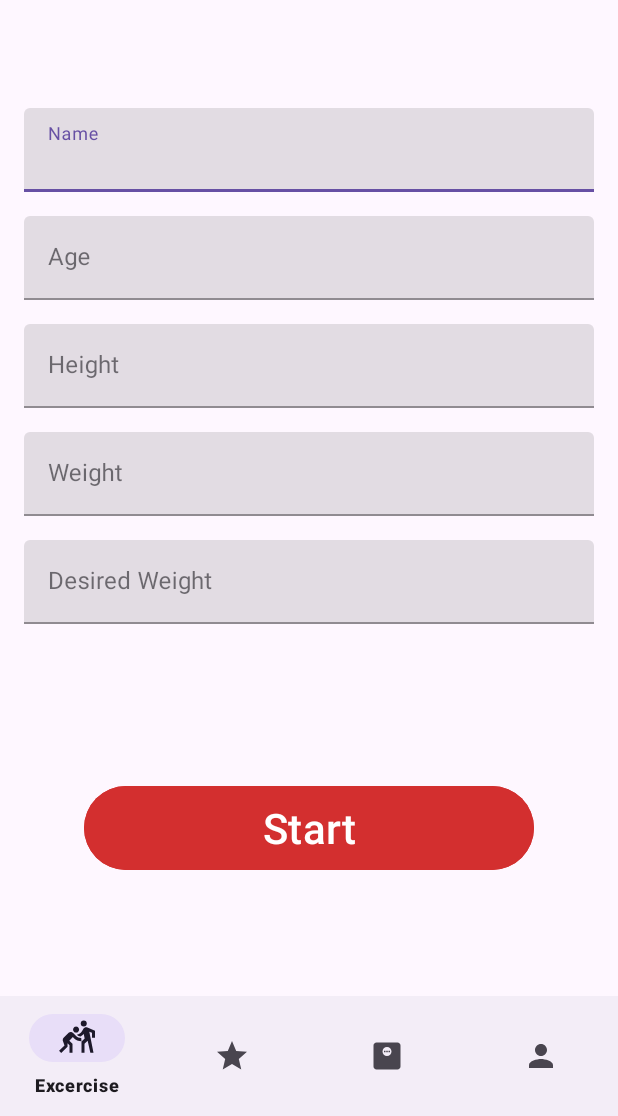
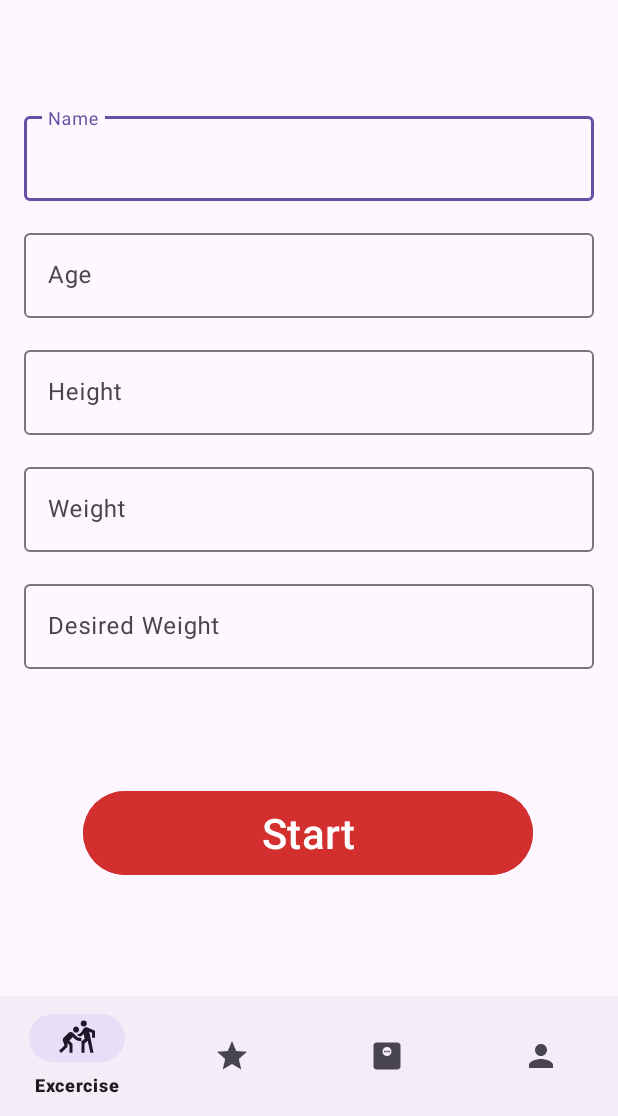
Before and after one commit to IlyshaMikhailov/ImPulse, an Android app: the screen it shows after launch (MainActivity), on a phone screen of 412 x 824 dp, the part 120-1236 px from its top. Run offline under Robolectric (Android 15) with nearby library versions, the light colour scheme and no system bars; our stand-ins replace Timber, navigation-ui.

Commit message:
added functionality to the start screen and input data validation

```diff
--- a/app/src/main/res/layout/start_fragment.xml
+++ b/app/src/main/res/layout/start_fragment.xml
@@ -24,7 +24,6 @@
 
     <com.google.android.material.textfield.TextInputLayout
         android:id="@+id/ti_name"
-        style="@style/Widget.MaterialComponents.TextInputLayout.FilledBox"
         android:layout_width="match_parent"
         android:layout_height="wrap_content"
         android:layout_marginHorizontal="16dp"
@@ -35,7 +34,7 @@
         app:passwordToggleTint="#FF0000">
 
         <com.google.android.material.textfield.TextInputEditText
-            android:id="@+id/ed_name"
+            android:id="@+id/et_name"
             android:layout_width="match_parent"
             android:layout_height="wrap_content"
             android:hint="@string/name" />
@@ -44,7 +43,6 @@
 
     <com.google.android.material.textfield.TextInputLayout
         android:id="@+id/ti_age"
-        style="@style/Widget.MaterialComponents.TextInputLayout.FilledBox"
         android:layout_width="match_parent"
         android:layout_height="wrap_content"
         android:layout_marginHorizontal="16dp"
@@ -56,7 +54,7 @@
         app:layout_constraintTop_toBottomOf="@+id/ti_name">
 
         <com.google.android.material.textfield.TextInputEditText
-            android:id="@+id/ed_age"
+            android:id="@+id/et_age"
             android:layout_width="match_parent"
             android:layout_height="wrap_content"
             android:hint="@string/age"
@@ -65,7 +63,6 @@
 
     <com.google.android.material.textfield.TextInputLayout
         android:id="@+id/ti_height"
-        style="@style/Widget.MaterialComponents.TextInputLayout.FilledBox"
         android:layout_width="match_parent"
         android:layout_height="wrap_content"
         android:layout_marginHorizontal="16dp"
@@ -77,7 +74,7 @@
         app:layout_constraintTop_toBottomOf="@+id/ti_age">
 
         <com.google.android.material.textfield.TextInputEditText
-            android:id="@+id/ed_height"
+            android:id="@+id/et_height"
             android:layout_width="match_parent"
             android:layout_height="wrap_content"
             android:hint="@string/height"
@@ -86,7 +83,6 @@
 
     <com.google.android.material.textfield.TextInputLayout
         android:id="@+id/ti_weight"
-        style="@style/Widget.MaterialComponents.TextInputLayout.FilledBox"
         android:layout_width="match_parent"
         android:layout_height="wrap_content"
         android:layout_marginHorizontal="16dp"
@@ -98,7 +94,7 @@
         app:layout_constraintTop_toBottomOf="@+id/ti_height">
 
         <com.google.android.material.textfield.TextInputEditText
-            android:id="@+id/ed_weight"
+            android:id="@+id/et_weight"
             android:layout_width="match_parent"
             android:layout_height="wrap_content"
             android:hint="@string/weight"
@@ -107,7 +103,6 @@
 
     <com.google.android.material.textfield.TextInputLayout
         android:id="@+id/ti_desired_weight"
-        style="@style/Widget.MaterialComponents.TextInputLayout.FilledBox"
         android:layout_width="match_parent"
         android:layout_height="wrap_content"
         android:layout_marginHorizontal="16dp"
@@ -119,7 +114,7 @@
         app:layout_constraintTop_toBottomOf="@+id/ti_weight">
 
         <com.google.android.material.textfield.TextInputEditText
-            android:id="@+id/ed_desired_weight"
+            android:id="@+id/et_desired_weight"
             android:layout_width="match_parent"
             android:layout_height="wrap_content"
             android:hint="@string/desired_weight"
@@ -132,14 +127,21 @@
         android:layout_height="64dp"
         android:layout_marginStart="32dp"
         android:layout_marginEnd="32dp"
-        android:layout_marginBottom="80dp"
         android:backgroundTint="@color/dark_primary_red"
         android:text="@string/start"
         android:textSize="28sp"
         app:layout_constraintBottom_toBottomOf="parent"
         app:layout_constraintEnd_toEndOf="parent"
-        app:layout_constraintHorizontal_bias="0.497"
+        app:layout_constraintHorizontal_bias="0.489"
         app:layout_constraintStart_toStartOf="parent"
-      />
+        app:layout_constraintTop_toBottomOf="@+id/ti_desired_weight" />
+
+    <TextView
+        android:id="@+id/tv_error"
+        android:layout_width="match_parent"
+        android:layout_height="wrap_content"
+        app:layout_constraintBottom_toTopOf="@+id/button"
+        app:layout_constraintTop_toBottomOf="@+id/ti_desired_weight"
+        tools:layout_editor_absoluteX="0dp" />
 
 </androidx.constraintlayout.widget.ConstraintLayout>
```
Also changed, not shown: app/src/main/java/com/example/impulse/StartFragment.kt (+118 -1 lines).
